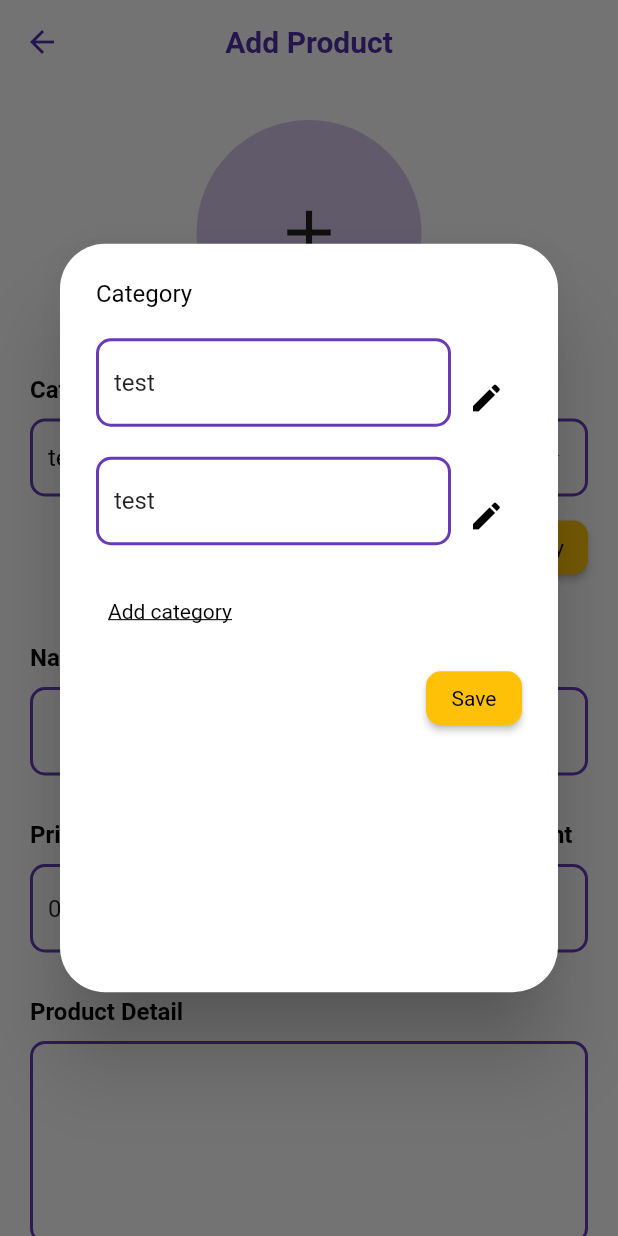
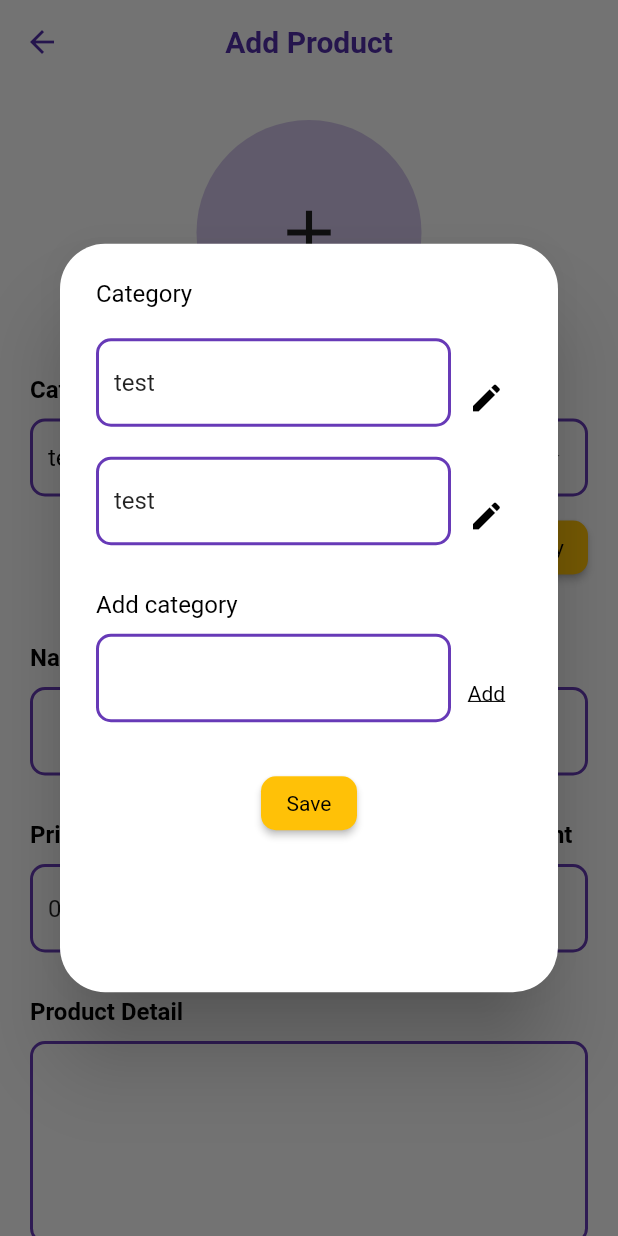
Before and after one commit to ktlyee/Stock-Management-App, a Flutter app: the AddProductPage screen opened directly, after a tap on "Edit category", on a phone screen of 412 x 824 dp. Run offline on Flutter 3.47's test engine with Material 2 defaults, Android fonts, the phone set to English and light mode, and no system bars; our stand-ins replace cloud_firestore, firebase_core, firebase_storage, image_picker, syncfusion_flutter_charts, syncfusion_flutter_datagrid; missing offline and left inert: ml_algo, ml_dataframe, syncfusion_flutter_core; accounts and stored records are empty.

Commit message:
[Add] add new category

```diff
--- a/lib/add_product.dart
+++ b/lib/add_product.dart
@@ -143,13 +143,8 @@ class _AddProductPageState extends State<AddProductPage> {
                   padding: EdgeInsets.symmetric(vertical: 10),
                   child: buildButton(
                     'Edit category',
-                        () {
-                      showDialog(
-                        context: context,
-                        builder: (BuildContext context) {
-                          return buildAlertDialog();
-                        },
-                      );
+                    () {
+                      displayShowDialog(context);
                     },
                   ),
                 ),
@@ -232,6 +227,15 @@ class _AddProductPageState extends State<AddProductPage> {
           ),
         ),
       ),
+    );
+  }
+
+  Future<void> displayShowDialog(BuildContext context) {
+    return showDialog(
+      context: context,
+      builder: (BuildContext context) {
+        return buildAlertDialog();
+      },
     );
   }
 
@@ -330,7 +334,8 @@ class _AddProductPageState extends State<AddProductPage> {
   String _selectedCategory = 'test';
 
   Widget buildDropDown(
-      String title,) {
+    String title,
+  ) {
     return Column(
       children: [
         Container(
@@ -392,18 +397,20 @@ class _AddProductPageState extends State<AddProductPage> {
               },
             ),
             Container(
-              padding: EdgeInsets.only(bottom: 10),
+              padding: EdgeInsets.symmetric(vertical: 10),
               alignment: Alignment.topLeft,
-              child: TextButton(
-                onPressed: () {},
-                child: Text(
-                  'Add category',
-                  style: FontCollection.underlineButtonTextStyle,
-                ),
+              child: Text(
+                'Add category',
+                style: FontCollection.bodyBlackTextStyle,
               ),
             ),
             Container(
-              alignment: Alignment.topRight,
+              padding: EdgeInsets.only(bottom: 10),
+              alignment: Alignment.topLeft,
+              child: addCategory(),
+            ),
+            Container(
+              alignment: Alignment.center,
               child: buildButton('Save', () {}),
             ),
           ],
@@ -447,4 +454,44 @@ class _AddProductPageState extends State<AddProductPage> {
     );
   }
 
+  TextEditingController addCat = TextEditingController();
+  String categoryName = '';
+
+  Widget addCategory() {
+    return Container(
+      child: Row(
+        mainAxisSize: MainAxisSize.max,
+        children: [
+          Expanded(
+            flex: 10,
+            child: Padding(
+              padding: EdgeInsets.only(bottom: 20),
+              child: BuildPlainTextField(
+                validator: (value) {},
+                // initialValue: 'test',
+                textEditingController: addCat,
+                onSaved: (value) {},
+                onChanged: (value) {
+                  setState(() {
+                    categoryName = value!;
+                  });
+                },
+              ),
+            ),
+          ),
+          Expanded(
+            flex: 2,
+            child: Container(
+              alignment: Alignment.topCenter,
+              child: EditButton(
+                  onClicked: () {
+                    print(categoryName);
+                  },
+                  editText: 'Add'),
+            ),
+          ),
+        ],
+      ),
+    );
+  }
 }
--- a/lib/main.dart
+++ b/lib/main.dart
@@ -25,6 +25,7 @@ class MyApp extends StatelessWidget {
   @override
   Widget build(BuildContext context) {
     return MaterialApp(
+      debugShowCheckedModeBanner: false,
       // title: 'Flutter Demo',
       theme: ThemeData(fontFamily: 'Roboto', primaryColor: Color(0xFF512DA8)),
       home: Container(
--- a/lib/widgets/button_widget.dart
+++ b/lib/widgets/button_widget.dart
@@ -33,3 +33,23 @@ class BuildButton extends StatelessWidget {
     );
   }
 }
+
+class EditButton extends StatelessWidget {
+  EditButton({Key? key, required this.onClicked, required this.editText, this.textStyle})
+      : super(key: key);
+
+  final VoidCallback onClicked;
+  final String editText;
+  final TextStyle? textStyle;
+
+  @override
+  Widget build(BuildContext context) {
+    return TextButton(
+      onPressed: onClicked,
+      child: Text(
+        editText,
+        style: textStyle == null ? FontCollection.underlineButtonTextStyle : textStyle,
+      ),
+    );
+  }
+}
--- a/lib/widgets/textfield.dart
+++ b/lib/widgets/textfield.dart
@@ -4,19 +4,21 @@ import 'package:flutter/material.dart';
 class BuildPlainTextField extends StatefulWidget {
   BuildPlainTextField({
     Key? key,
-    // required this.textEditingController,
+    this.textEditingController,
     this.hintText,
     this.initialValue,
     required this.validator,
     required this.onSaved,
+    this.onChanged,
     this.textInputType,
   }) : super(key: key);
 
-  // final TextEditingController textEditingController;
+  final TextEditingController? textEditingController;
   final String? hintText;
   final String? initialValue;
   final String? Function(String?) validator;
   final String? Function(String?) onSaved;
+  final String? Function(String?)? onChanged;
   final TextInputType? textInputType;
 
   @override
@@ -27,7 +29,7 @@ class _BuildPlainTextFieldState extends State<BuildPlainTextField> {
   @override
   Widget build(BuildContext context) {
     return TextFormField(
-      // controller: widget.textEditingController,
+      controller: widget.textEditingController,
       initialValue: widget.initialValue,
       decoration: InputDecoration(
         hintText: widget.hintText,
@@ -49,6 +51,7 @@ class _BuildPlainTextFieldState extends State<BuildPlainTextField> {
       keyboardType: widget.textInputType,
       validator: widget.validator,
       onSaved: widget.onSaved,
+      onChanged: widget.onChanged,
     );
   }
 }
```
